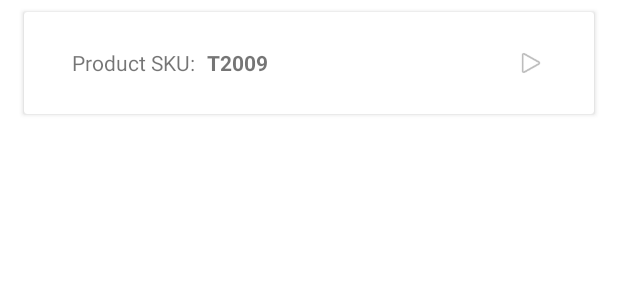
After one commit to jkontodos/legendary-bank, an Android app: the layout item_transaction.xml on its own in the app's theme, with its tools: preview values and no code run, on a phone screen of 412 x 824 dp. The commit adds this screen. Shown: the top 300 px of the screen. Run offline under Robolectric (Android 15) with nearby library versions, the phone set to English and light mode, and no system bars.

Commit message:
create transaction model, viewmodel, use case, adapter and layout item

```diff
--- a/app/src/main/java/com/javierkontos/legendarybank/data/repository/GoliathRepository.kt
+++ b/app/src/main/java/com/javierkontos/legendarybank/data/repository/GoliathRepository.kt
@@ -3,8 +3,10 @@ package com.javierkontos.legendarybank.data.repository
 import com.javierkontos.legendarybank.data.source.LocalDataSource
 import com.javierkontos.legendarybank.data.source.RemoteDataSource
 import com.javierkontos.legendarybank.data.toDomainCurrencyRateList
+import com.javierkontos.legendarybank.data.toDomainTransactionList
 import com.javierkontos.legendarybank.domain.CurrencyRate
 import com.javierkontos.legendarybank.domain.CurrencyRatesPreference
+import com.javierkontos.legendarybank.domain.Transaction
 import javax.inject.Inject
 
 class GoliathRepository @Inject constructor(
@@ -16,4 +18,8 @@ class GoliathRepository @Inject constructor(
             localDataSource.saveCurrencyRates(CurrencyRatesPreference(this))
         }
     }
+
+    suspend fun getTransactions(): List<Transaction>? = remoteDataSource.getTransactions()?.let {
+        it.toDomainTransactionList()
+    }
 }
--- a/app/src/main/java/com/javierkontos/legendarybank/data/server/GoliathService.kt
+++ b/app/src/main/java/com/javierkontos/legendarybank/data/server/GoliathService.kt
@@ -1,10 +1,13 @@
 package com.javierkontos.legendarybank.data.server
 
 import com.javierkontos.legendarybank.data.server.response.CurrencyRateResponse
+import com.javierkontos.legendarybank.data.server.response.TransactionResponse
 import retrofit2.http.GET
 
 interface GoliathService {
     @GET("rates.json")
     suspend fun getCurrencyRates(): List<CurrencyRateResponse>
 
+    @GET("transactions.json")
+    suspend fun getTransactions(): List<TransactionResponse>
 }
--- a/app/src/main/java/com/javierkontos/legendarybank/data/source/RemoteDataSource.kt
+++ b/app/src/main/java/com/javierkontos/legendarybank/data/source/RemoteDataSource.kt
@@ -1,8 +1,10 @@
 package com.javierkontos.legendarybank.data.source
 
 import com.javierkontos.legendarybank.data.server.response.CurrencyRateResponse
+import com.javierkontos.legendarybank.data.server.response.TransactionResponse
 
 interface RemoteDataSource {
     suspend fun getCurrencyRates(): List<CurrencyRateResponse>?
+    suspend fun getTransactions(): List<TransactionResponse>?
 
 }
--- a/app/src/main/java/com/javierkontos/legendarybank/ui/splash/SplashFragment.kt
+++ b/app/src/main/java/com/javierkontos/legendarybank/ui/splash/SplashFragment.kt
@@ -59,6 +59,7 @@ class SplashFragment : Fragment() {
             )
         snackbar.show()
     }
+
     private fun navigateToTransactions() {
         Timber.d("Navigate to Transactions")
         val action = SplashFragmentDirections.actionSplashFragmentToTransactionsFragment()
--- /dev/null
+++ b/app/src/main/java/com/javierkontos/legendarybank/ui/transactions/TransactionOnClickListener.kt
@@ -0,0 +1,5 @@
+package com.javierkontos.legendarybank.ui.transactions
+
+interface TransactionOnClickListener {
+    fun onClickProduct(productSku: String)
+}
--- /dev/null
+++ b/app/src/main/res/layout/item_transaction.xml
@@ -0,0 +1,67 @@
+<?xml version="1.0" encoding="utf-8"?>
+<layout xmlns:android="http://schemas.android.com/apk/res/android"
+    xmlns:app="http://schemas.android.com/apk/res-auto"
+    xmlns:tools="http://schemas.android.com/tools">
+
+    <data>
+        <variable
+            name="productSku"
+            type="String" />
+    </data>
+
+    <androidx.constraintlayout.widget.ConstraintLayout
+        android:layout_width="match_parent"
+        android:layout_height="wrap_content">
+
+        <androidx.cardview.widget.CardView
+            android:id="@+id/cv_transaction"
+            android:layout_width="match_parent"
+            android:layout_height="wrap_content"
+            android:layout_marginStart="16dp"
+            android:layout_marginTop="8dp"
+            android:layout_marginEnd="16dp"
+            android:layout_marginBottom="8dp"
+            app:layout_constraintBottom_toBottomOf="parent"
+            app:layout_constraintEnd_toEndOf="parent"
+            app:layout_constraintStart_toStartOf="parent"
+            app:layout_constraintTop_toTopOf="parent">
+
+            <LinearLayout
+                android:layout_width="match_parent"
+                android:layout_height="wrap_content"
+                android:orientation="horizontal"
+                android:paddingStart="32dp"
+                android:paddingTop="24dp"
+                android:paddingEnd="32dp"
+                android:paddingBottom="24dp">
+
+
+                <TextView
+                    android:layout_width="wrap_content"
+                    android:layout_height="wrap_content"
+                    android:layout_weight="0"
+                    android:text="@string/transactions.productSku" />
+
+                <TextView
+                    android:id="@+id/tv_product_sku"
+                    android:layout_width="wrap_content"
+                    android:layout_height="wrap_content"
+                    android:layout_marginStart="8dp"
+                    android:layout_marginEnd="8dp"
+                    android:layout_weight="1"
+                    android:text="@{productSku}"
+                    android:textStyle="bold"
+                    tools:text="T2009" />
+
+                <ImageView
+                    android:id="@+id/imageView"
+                    android:layout_width="20dp"
+                    android:layout_height="20dp"
+                    android:layout_weight="0"
+                    app:srcCompat="@android:drawable/ic_media_play" />
+
+            </LinearLayout>
+
+        </androidx.cardview.widget.CardView>
+    </androidx.constraintlayout.widget.ConstraintLayout>
+</layout>
--- a/app/src/main/res/values/strings.xml
+++ b/app/src/main/res/values/strings.xml
@@ -1,5 +1,6 @@
 <resources>
     <string name="appName">Legendary Bank</string>
     <string name="error.currencyRates">Currency Rates Failure</string>
+    <string name="transactions.productSku">Product SKU:</string>
 
 </resources>
```
Also changed, not shown: app/src/main/java/com/javierkontos/legendarybank/data/datamappers.kt (+8 -0 lines), app/src/main/java/com/javierkontos/legendarybank/data/server/GoliathDataSource.kt (+8 -0 lines), app/src/main/java/com/javierkontos/legendarybank/data/server/response/TransactionResponse.kt (added, +16 -0 lines), app/src/main/java/com/javierkontos/legendarybank/data/usecases/GetTransactionsUseCase.kt (added, +12 -0 lines), app/src/main/java/com/javierkontos/legendarybank/domain/Transaction.kt (added, +7 -0 lines), app/src/main/java/com/javierkontos/legendarybank/ui/commons/Databinding.kt (added, +9 -0 lines), app/src/main/java/com/javierkontos/legendarybank/ui/transactions/TransactionsAdapter.kt (added, +47 -0 lines), app/src/main/java/com/javierkontos/legendarybank/ui/transactions/TransactionsFragment.kt (+55 -0 lines), app/src/main/java/com/javierkontos/legendarybank/ui/transactions/TransactionsViewModel.kt (added, +42 -0 lines), app/src/main/res/layout/fragment_transactions.xml (+14 -4 lines).
